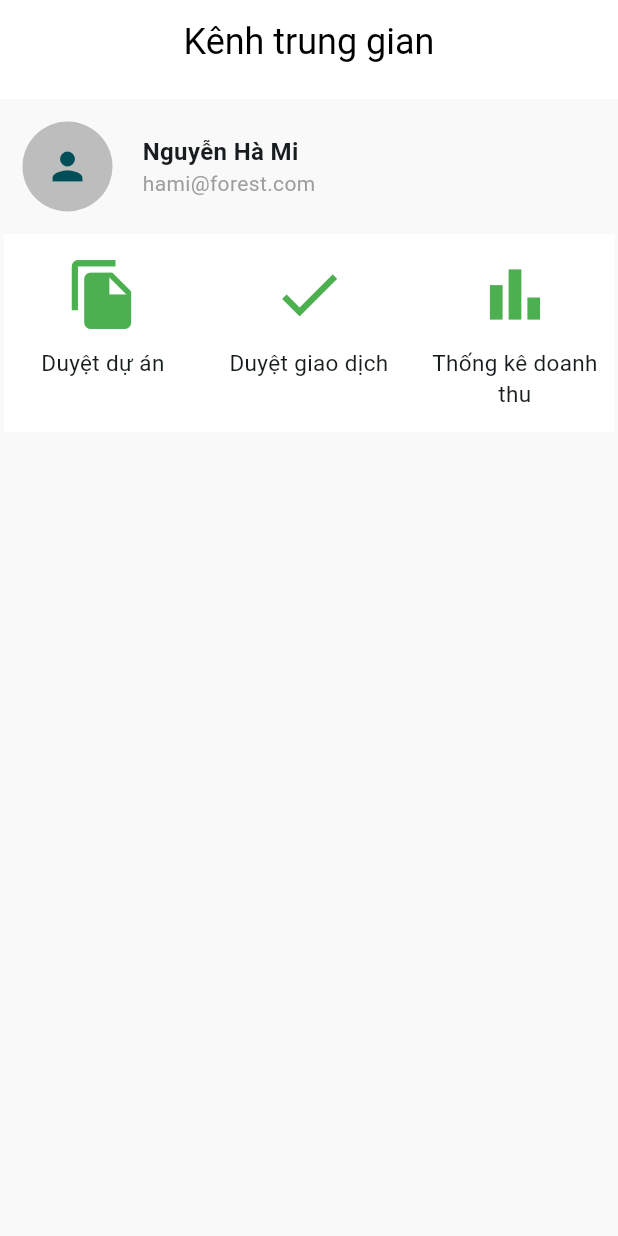
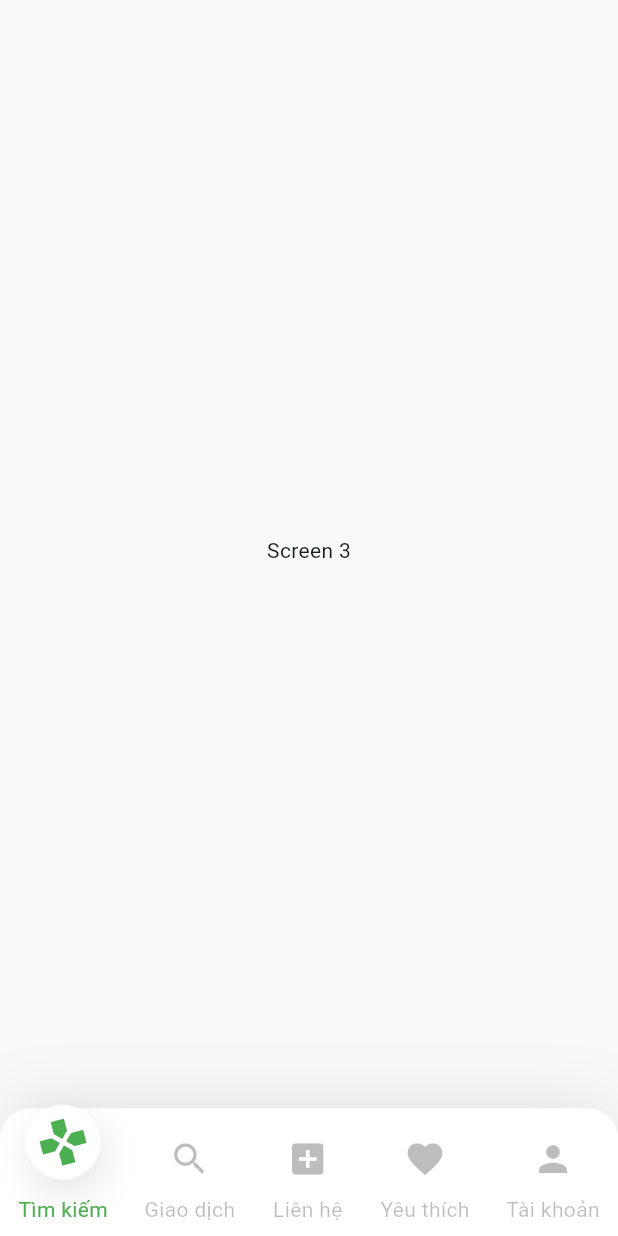
Before and after one commit to nhile14112003/Carbon_Credit_Trading_App, a Flutter app: the screen it shows after launch, on a phone screen of 412 x 824 dp. Run offline on Flutter 3.47's test engine with Material 3 defaults, Android fonts, the phone set to English and light mode, and no system bars; our stand-ins replace image_picker, photo_view.

Commit message:
Add 5 pages of buyer

```diff
--- a/carbon_credit_trading/lib/main.dart
+++ b/carbon_credit_trading/lib/main.dart
@@ -1,4 +1,4 @@
-import 'package:carbon_credit_trading/pages/intermediary_page.dart';
+import 'package:carbon_credit_trading/pages/buyer_page.dart';
 import 'package:flutter/material.dart';
 
 void main() {
@@ -21,7 +21,7 @@ class MyApp extends StatelessWidget {
         }), //navigation transition
         useMaterial3: true, // should be changed
       ),
-      home: const IntermediaryPage(),
+      home: const BuyerPage(),
     );
   }
 }
--- a/carbon_credit_trading/lib/pages/buyer_page.dart
+++ b/carbon_credit_trading/lib/pages/buyer_page.dart
@@ -1,114 +1,177 @@
-import 'package:carbon_credit_trading/theme/custom_appbar.dart';
+import 'package:carbon_credit_trading/pages/contact_page.dart';
+import 'package:carbon_credit_trading/pages/favorite_tab.dart';
+import 'package:carbon_credit_trading/pages/profile_page.dart';
+import 'package:carbon_credit_trading/pages/search_tab.dart';
+import 'package:carbon_credit_trading/pages/transaction_review_page.dart';
+import 'package:carbon_credit_trading/theme/colors.dart';
 import 'package:flutter/material.dart';
 
-class BuyerPage extends StatelessWidget {
+class BuyerPage extends StatefulWidget {
   const BuyerPage({super.key});
 
   @override
+  createState() => _BuyerPageState();
+}
+
+class _BuyerPageState extends State<BuyerPage> {
+  int currentIndex = 0;
+  late PageController pageController;
+
+  @override
+  void initState() {
+    super.initState();
+    pageController = PageController();
+  }
+
+  void onTabTapped(int index) {
+    pageController.animateToPage(index,
+        duration: const Duration(milliseconds: 500), curve: Curves.easeInOut);
+    setState(() {
+      currentIndex = index;
+    });
+  }
+
+  @override
+  void dispose() {
+    pageController.dispose();
+    super.dispose();
+  }
+
+  @override
   Widget build(BuildContext context) {
-    return PopScope(
-        canPop: false,
-        child: Scaffold(
-          appBar: const CustomAppBar(
-            title: "Kênh người bán",
-          ),
-          body: Padding(
-            padding: const EdgeInsets.all(16.0),
-            child: Column(
+    return Scaffold(
+      backgroundColor: AppColors.greyBackGround,
+      body: Stack(
         children: [
-                Row(
-                  children: [
-                    CircleAvatar(
-                      radius: 30,
-                      backgroundColor: Colors.grey[300],
-                      child: const Icon(Icons.person, size: 30),
-                    ),
-                    const SizedBox(width: 10),
-                    const Expanded(
-                      child: Column(
-                        crossAxisAlignment: CrossAxisAlignment.start,
-                        children: [
-                          Text(
-                            'Renewable Biomass Energy Ventures',
-                            style: TextStyle(
-                              fontSize: 16,
-                              fontWeight: FontWeight.bold,
-                            ),
-                          ),
-                          Text('andi@renewablebiomass.id'),
+          Padding(
+            padding: const EdgeInsets.only(bottom: 90),
+            child: PageView(
+              controller: pageController,
+              physics: const NeverScrollableScrollPhysics(),
+              children: const [
+                SearchTab(),
+                TransactionReviewPage(),
+                ContactPage(),
+                FavoriteTab(),
+                ProfilePage(),
               ],
             ),
           ),
-                    IconButton(
-                      icon: const Icon(Icons.arrow_back),
-                      onPressed: () {
-                        // Thao tác quay lại
-                        Navigator.pop(context);
-                      },
+          Align(
+            alignment: Alignment.bottomCenter,
+            child: Container(
+              height: 85,
+              decoration: BoxDecoration(
+                color: Colors.white,
+                boxShadow: [
+                  BoxShadow(
+                    color: Colors.black.withOpacity(0.1),
+                    blurRadius: 40,
                   ),
                 ],
+                borderRadius:
+                    const BorderRadius.vertical(top: Radius.circular(20)),
               ),
-                const SizedBox(height: 20),
-                // Transaction Section
-                Row(
+              child: Row(
                 mainAxisAlignment: MainAxisAlignment.spaceAround,
+                children: List.generate(5, (index) {
+                  IconData icon;
+                  String label;
+
+                  switch (index) {
+                    case 0:
+                      icon = Icons.gamepad;
+                      label = "Tìm kiếm";
+                      break;
+                    case 1:
+                      icon = Icons.search;
+                      label = "Giao dịch";
+                      break;
+                    case 2:
+                      icon = Icons.add_box;
+                      label = "Liên hệ";
+                      break;
+                    case 3:
+                      icon = Icons.favorite;
+                      label = "Yêu thích";
+                      break;
+                    case 4:
+                      icon = Icons.person;
+                      label = "Tài khoản";
+                      break;
+                    default:
+                      icon = Icons.error;
+                      label = "";
+                  }
+
+                  return GestureDetector(
+                    onTap: () => onTabTapped(index),
+                    child: Column(
+                      mainAxisSize: MainAxisSize.min,
                       children: [
-                    _buildTransactionCard('Giao dịch đang chờ duyệt', '0'),
-                    _buildTransactionCard('Giao dịch đã hoàn thành', '0'),
-                    _buildTransactionCard('Giao dịch đã hủy', '0'),
-                    _buildTransactionCard('Phản hồi', '0'),
-                  ],
+                        SizedBox(
+                          height: 50,
+                          child: Stack(
+                            alignment: Alignment.bottomCenter,
+                            children: [
+                              Transform.translate(
+                                offset:
+                                    Offset(0, currentIndex == index ? -10 : 0),
+                                child: Transform.rotate(
+                                  angle: currentIndex == index
+                                      ? -15 * (3.14159 / 180)
+                                      : 0,
+                                  child: AnimatedContainer(
+                                    duration: const Duration(milliseconds: 300),
+                                    height: currentIndex == index ? 50 : 48,
+                                    width: currentIndex == index ? 50 : 48,
+                                    decoration: BoxDecoration(
+                                      color: currentIndex == index
+                                          ? Colors.white
+                                          : Colors.transparent,
+                                      borderRadius: BorderRadius.circular(25),
+                                      boxShadow: currentIndex == index
+                                          ? [
+                                              BoxShadow(
+                                                color: Colors.black
+                                                    .withOpacity(0.1),
+                                                blurRadius: 20,
+                                                offset: const Offset(0, 10),
+                                              )
+                                            ]
+                                          : [],
                                     ),
-                const SizedBox(height: 20),
-                // Action Buttons Section
-                Expanded(
-                  child: GridView.count(
-                    crossAxisCount: 2,
-                    children: [
-                      _buildActionCard(Icons.file_copy, 'Đăng ký dự án'),
-                      _buildActionCard(Icons.check, 'Dự án đã duyệt'),
-                      _buildActionCard(Icons.contact_page, 'Liên hệ'),
-                      _buildActionCard(Icons.bar_chart, 'Thống kê doanh thu'),
-                    ],
+                                    child: Center(
+                                      child: Icon(
+                                        icon,
+                                        size: currentIndex == index ? 36 : 28,
+                                        color: currentIndex == index
+                                            ? Colors.green
+                                            : Colors.black26,
+                                      ),
+                                    ),
+                                  ),
                                 ),
                               ),
                             ],
                           ),
                         ),
-        ));
-  }
-
-  Widget _buildTransactionCard(String title, String count) {
-    return Column(
-      children: [
                         Text(
-          count,
-          style: const TextStyle(fontSize: 20, fontWeight: FontWeight.bold),
+                          label,
+                          style: TextStyle(
+                            color: currentIndex == index
+                                ? Colors.green
+                                : Colors.black26,
                           ),
-        const SizedBox(height: 5),
-        Text(title, textAlign: TextAlign.center),
-      ],
-    );
-  }
-
-  Widget _buildActionCard(IconData icon, String label) {
-    return Card(
-      margin: const EdgeInsets.all(8.0),
-      child: InkWell(
-        onTap: () {
-          // Thao tác khi nhấn
-        },
-        child: Container(
-          padding: const EdgeInsets.all(16.0),
-          child: Column(
-            mainAxisAlignment: MainAxisAlignment.center,
-            children: [
-              Icon(icon, size: 40, color: Colors.green),
-              const SizedBox(height: 10),
-              Text(label, style: const TextStyle(fontSize: 16)),
+                        ),
                       ],
                     ),
+                  );
+                }),
               ),
+            ),
+          ),
+        ],
       ),
     );
   }
--- a/carbon_credit_trading/lib/pages/credit_image_upload_page.dart
+++ b/carbon_credit_trading/lib/pages/credit_image_upload_page.dart
@@ -19,9 +19,7 @@ class CreditImageUploadPage extends StatefulWidget {
 }
 
 class _CreditImageUploadPageState extends State<CreditImageUploadPage>
-    with AutomaticKeepAliveClientMixin {
-  @override
-  bool get wantKeepAlive => true;
+   {
   final List<File> _imageFiles = [];
 
   void _addImage(File newImage) {
@@ -38,7 +36,6 @@ class _CreditImageUploadPageState extends State<CreditImageUploadPage>
 
   @override
   Widget build(BuildContext context) {
-    super.build(context);
     return Scaffold(
       body: Padding(
         padding: const EdgeInsets.all(15.0),
--- a/carbon_credit_trading/lib/pages/intermediary_page.dart
+++ b/carbon_credit_trading/lib/pages/intermediary_page.dart
@@ -1,5 +1,5 @@
 import 'package:carbon_credit_trading/pages/profile_page.dart';
-import 'package:carbon_credit_trading/pages/project_review_page.dart';
+import 'package:carbon_credit_trading/pages/transaction_review_page.dart';
 import 'package:carbon_credit_trading/theme/colors.dart';
 import 'package:carbon_credit_trading/theme/custom_appbar.dart';
 import 'package:flutter/material.dart';
@@ -76,20 +76,22 @@ class IntermediaryPage extends StatelessWidget {
                           SizedBox(
                             width: constraints.maxWidth / 3 - 5,
                             child: _buildActionCard(
-                                Icons.file_copy, 'Duyệt dự án', onTapped: () {
+                              Icons.file_copy,
+                              'Duyệt dự án',
+                            ),
+                          ),
+                          SizedBox(
+                            width: constraints.maxWidth / 3 - 5,
+                            child: _buildActionCard(
+                                Icons.check, 'Duyệt giao dịch', onTapped: () {
                               Navigator.push(
                                 context,
                                 MaterialPageRoute(
                                   builder: (context) =>
-                                      const ProjectReviewPage(),
+                                      const TransactionReviewPage(),
                                 ),
                               );
                             }),
-                          ),
-                          SizedBox(
-                            width: constraints.maxWidth / 3 - 5,
-                            child: _buildActionCard(
-                                Icons.check, 'Duyệt giao dịch'),
                           ),
                           SizedBox(
                             width: constraints.maxWidth / 3 - 5,
--- a/carbon_credit_trading/lib/pages/project_image_upload_page.dart
+++ b/carbon_credit_trading/lib/pages/project_image_upload_page.dart
@@ -18,10 +18,7 @@ class ProjectImageUploadPage extends StatefulWidget {
   createState() => _ProjectImageUploadPage();
 }
 
-class _ProjectImageUploadPage extends State<ProjectImageUploadPage>
-    with AutomaticKeepAliveClientMixin {
-  @override
-  bool get wantKeepAlive => true;
+class _ProjectImageUploadPage extends State<ProjectImageUploadPage> {
   final List<File> _imageFiles = [];
 
   void _addImage(File newImage) {
@@ -38,7 +35,6 @@ class _ProjectImageUploadPage extends State<ProjectImageUploadPage>
 
   @override
   Widget build(BuildContext context) {
-    super.build(context);
     return Scaffold(
       body: Padding(
         padding: const EdgeInsets.all(15.0),
--- /dev/null
+++ b/carbon_credit_trading/lib/pages/search_tab.dart
@@ -0,0 +1,10 @@
+import 'package:flutter/material.dart';
+
+class SearchTab extends StatelessWidget {
+  const SearchTab({super.key});
+
+  @override
+  Widget build(BuildContext context) {
+    return const Center(child: Text("Screen 3"));
+  }
+}
--- a/carbon_credit_trading/lib/pages/project_canceled_tab.dart
+++ b/carbon_credit_trading/lib/pages/transaction_canceled_tab.dart
@@ -2,8 +2,8 @@ import 'package:carbon_credit_trading/models/transaction.dart';
 import 'package:carbon_credit_trading/theme/transaction_item.dart';
 import 'package:flutter/material.dart';
 
-class ProjectCanceledTab extends StatelessWidget {
-  const ProjectCanceledTab({super.key});
+class TransactionCanceledTab extends StatelessWidget {
+  const TransactionCanceledTab({super.key});
 
   @override
   Widget build(BuildContext context) {
```
Also changed, not shown: carbon_credit_trading/lib/pages/add_info_project_page.dart (+1 -6 lines), carbon_credit_trading/lib/pages/favorite_tab.dart (added, +10 -0 lines), carbon_credit_trading/lib/pages/projects_seller_page.dart (+6 -6 lines), carbon_credit_trading/lib/pages/seller_page.dart (+21 -2 lines), carbon_credit_trading/lib/pages/transaction_approved_tab.dart (renamed from carbon_credit_trading/lib/pages/project_pending_tab.dart, +8 -10 lines), carbon_credit_trading/lib/pages/transaction_details.dart (added, +64 -0 lines), carbon_credit_trading/lib/pages/transaction_pending_tab.dart (renamed from carbon_credit_trading/lib/pages/project_approved_tab.dart, +8 -10 lines), carbon_credit_trading/lib/pages/transaction_review_page.dart (renamed from carbon_credit_trading/lib/pages/project_review_page.dart, +10 -10 lines), carbon_credit_trading/lib/theme/transaction_item.dart (+8 -1 lines). Lines whose indentation alone changed are shown as unchanged.
